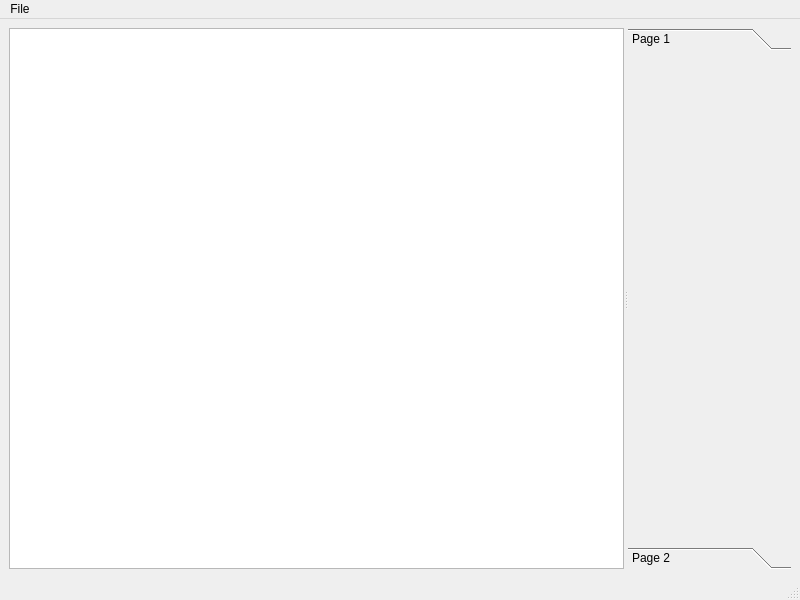
This is ui/main.ui in court-jus/yack as Qt 5 draws it before an edit. The edited form follows.
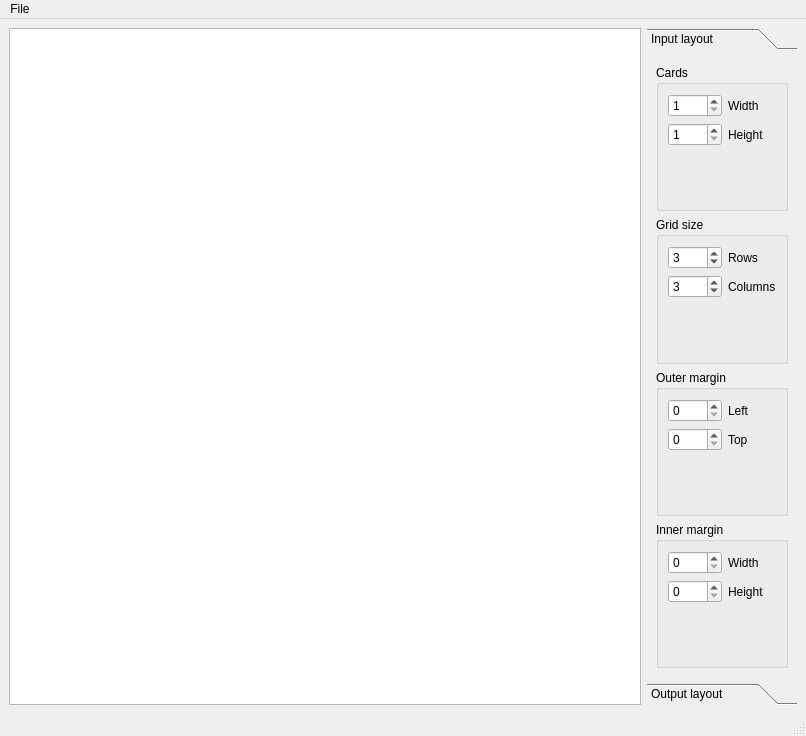
This is the edited form.

Commit message: I can now open an image and crop it with input layout

```diff
--- a/ui/main.ui
+++ b/ui/main.ui
@@ -6,8 +6,8 @@
    <rect>
     <x>0</x>
     <y>0</y>
-    <width>800</width>
-    <height>600</height>
+    <width>806</width>
+    <height>736</height>
    </rect>
   </property>
   <property name="windowTitle">
@@ -16,41 +16,227 @@
   <widget class="QWidget" name="centralwidget">
    <layout class="QHBoxLayout" name="horizontalLayout">
     <item>
-     <widget class="QSplitter" name="splitter">
-      <property name="orientation">
-       <enum>Qt::Horizontal</enum>
+     <widget class="QGraphicsView" name="graphicsView">
+      <property name="sizePolicy">
+       <sizepolicy hsizetype="Minimum" vsizetype="Expanding">
+        <horstretch>0</horstretch>
+        <verstretch>0</verstretch>
+       </sizepolicy>
       </property>
-      <widget class="QGraphicsView" name="graphicsView"/>
-      <widget class="QToolBox" name="toolBox">
-       <property name="currentIndex">
-        <number>0</number>
+     </widget>
+    </item>
+    <item>
+     <widget class="QToolBox" name="toolBox">
+      <property name="sizePolicy">
+       <sizepolicy hsizetype="Maximum" vsizetype="Preferred">
+        <horstretch>0</horstretch>
+        <verstretch>0</verstretch>
+       </sizepolicy>
+      </property>
+      <property name="currentIndex">
+       <number>0</number>
+      </property>
+      <widget class="QWidget" name="page1">
+       <property name="geometry">
+        <rect>
+         <x>0</x>
+         <y>0</y>
+         <width>174</width>
+         <height>596</height>
+        </rect>
        </property>
-       <widget class="QWidget" name="page">
-        <property name="geometry">
-         <rect>
-          <x>0</x>
-          <y>0</y>
-          <width>163</width>
-          <height>485</height>
-         </rect>
-        </property>
-        <attribute name="label">
-         <string>Page 1</string>
-        </attribute>
-       </widget>
-       <widget class="QWidget" name="page_2">
-        <property name="geometry">
-         <rect>
-          <x>0</x>
-          <y>0</y>
-          <width>163</width>
-          <height>485</height>
-         </rect>
-        </property>
-        <attribute name="label">
-         <string>Page 2</string>
-        </attribute>
-       </widget>
+       <attribute name="label">
+        <string>Input layout</string>
+       </attribute>
+       <layout class="QVBoxLayout" name="verticalLayout">
+        <item>
+         <widget class="QGroupBox" name="groupBox">
+          <property name="title">
+           <string>Cards</string>
+          </property>
+          <layout class="QFormLayout" name="formLayout">
+           <property name="fieldGrowthPolicy">
+            <enum>QFormLayout::AllNonFixedFieldsGrow</enum>
+           </property>
+           <item row="0" column="0">
+            <widget class="QSpinBox" name="inputCardWidth">
+             <property name="minimum">
+              <number>1</number>
+             </property>
+             <property name="maximum">
+              <number>9999</number>
+             </property>
+            </widget>
+           </item>
+           <item row="0" column="1">
+            <widget class="QLabel" name="label">
+             <property name="text">
+              <string>Width</string>
+             </property>
+            </widget>
+           </item>
+           <item row="1" column="0">
+            <widget class="QSpinBox" name="inputCardHeight">
+             <property name="minimum">
+              <number>1</number>
+             </property>
+             <property name="maximum">
+              <number>9999</number>
+             </property>
+            </widget>
+           </item>
+           <item row="1" column="1">
+            <widget class="QLabel" name="label_2">
+             <property name="text">
+              <string>Height</string>
+             </property>
+            </widget>
+           </item>
+          </layout>
+         </widget>
+        </item>
+        <item>
+         <widget class="QGroupBox" name="groupBox_4">
+          <property name="title">
+           <string>Grid size</string>
+          </property>
+          <layout class="QFormLayout" name="formLayout_4">
+           <item row="0" column="0">
+            <widget class="QSpinBox" name="inputRows">
+             <property name="minimum">
+              <number>1</number>
+             </property>
+             <property name="maximum">
+              <number>9999</number>
+             </property>
+             <property name="value">
+              <number>3</number>
+             </property>
+            </widget>
+           </item>
+           <item row="0" column="1">
+            <widget class="QLabel" name="label_7">
+             <property name="text">
+              <string>Rows</string>
+             </property>
+            </widget>
+           </item>
+           <item row="1" column="0">
+            <widget class="QSpinBox" name="inputColumns">
+             <property name="minimum">
+              <number>1</number>
+             </property>
+             <property name="maximum">
+              <number>9999</number>
+             </property>
+             <property name="value">
+              <number>3</number>
+             </property>
+            </widget>
+           </item>
+           <item row="1" column="1">
+            <widget class="QLabel" name="label_8">
+             <property name="text">
+              <string>Columns</string>
+             </property>
+            </widget>
+           </item>
+          </layout>
+         </widget>
+        </item>
+        <item>
+         <widget class="QGroupBox" name="groupBox_2">
+          <property name="title">
+           <string>Outer margin</string>
+          </property>
+          <layout class="QFormLayout" name="formLayout_2">
+           <item row="0" column="0">
+            <widget class="QSpinBox" name="inputOuterLeft">
+             <property name="maximum">
+              <number>9999</number>
+             </property>
+            </widget>
+           </item>
+           <item row="0" column="1">
+            <widget class="QLabel" name="label_3">
+             <property name="text">
+              <string>Left</string>
+             </property>
+            </widget>
+           </item>
+           <item row="1" column="0">
+            <widget class="QSpinBox" name="inputOuterTop">
+             <property name="maximum">
+              <number>9999</number>
+             </property>
+            </widget>
+           </item>
+           <item row="1" column="1">
+            <widget class="QLabel" name="label_5">
+             <property name="text">
+              <string>Top</string>
+             </property>
+            </widget>
+           </item>
+          </layout>
+         </widget>
+        </item>
+        <item>
+         <widget class="QGroupBox" name="groupBox_3">
+          <property name="title">
+           <string>Inner margin</string>
+          </property>
+          <layout class="QFormLayout" name="formLayout_3">
+           <item row="0" column="0">
+            <widget class="QSpinBox" name="inputInnerWidth">
+             <property name="maximum">
+              <number>9999</number>
+             </property>
+            </widget>
+           </item>
+           <item row="0" column="1">
+            <widget class="QLabel" name="label_4">
+             <property name="text">
+              <string>Width</string>
+             </property>
+            </widget>
+           </item>
+           <item row="1" column="0">
+            <widget class="QSpinBox" name="inputInnerHeight">
+             <property name="maximum">
+              <number>9999</number>
+             </property>
+            </widget>
+           </item>
+           <item row="1" column="1">
+            <widget class="QLabel" name="label_6">
+             <property name="text">
+              <string>Height</string>
+             </property>
+            </widget>
+           </item>
+          </layout>
+         </widget>
+        </item>
+       </layout>
+       <zorder>groupBox</zorder>
+       <zorder>groupBox_3</zorder>
+       <zorder>groupBox_2</zorder>
+       <zorder>label_3</zorder>
+       <zorder>groupBox_4</zorder>
+      </widget>
+      <widget class="QWidget" name="page2">
+       <property name="geometry">
+        <rect>
+         <x>0</x>
+         <y>0</y>
+         <width>104</width>
+         <height>609</height>
+        </rect>
+       </property>
+       <attribute name="label">
+        <string>Output layout</string>
+       </attribute>
       </widget>
      </widget>
     </item>
@@ -61,8 +247,8 @@
     <rect>
      <x>0</x>
      <y>0</y>
-     <width>800</width>
-     <height>19</height>
+     <width>806</width>
+     <height>25</height>
     </rect>
    </property>
    <widget class="QMenu" name="menuTest">
```
Left out of the diff: 9 changed lines with no effect on the pictures. The commit also changes 4 other files.
